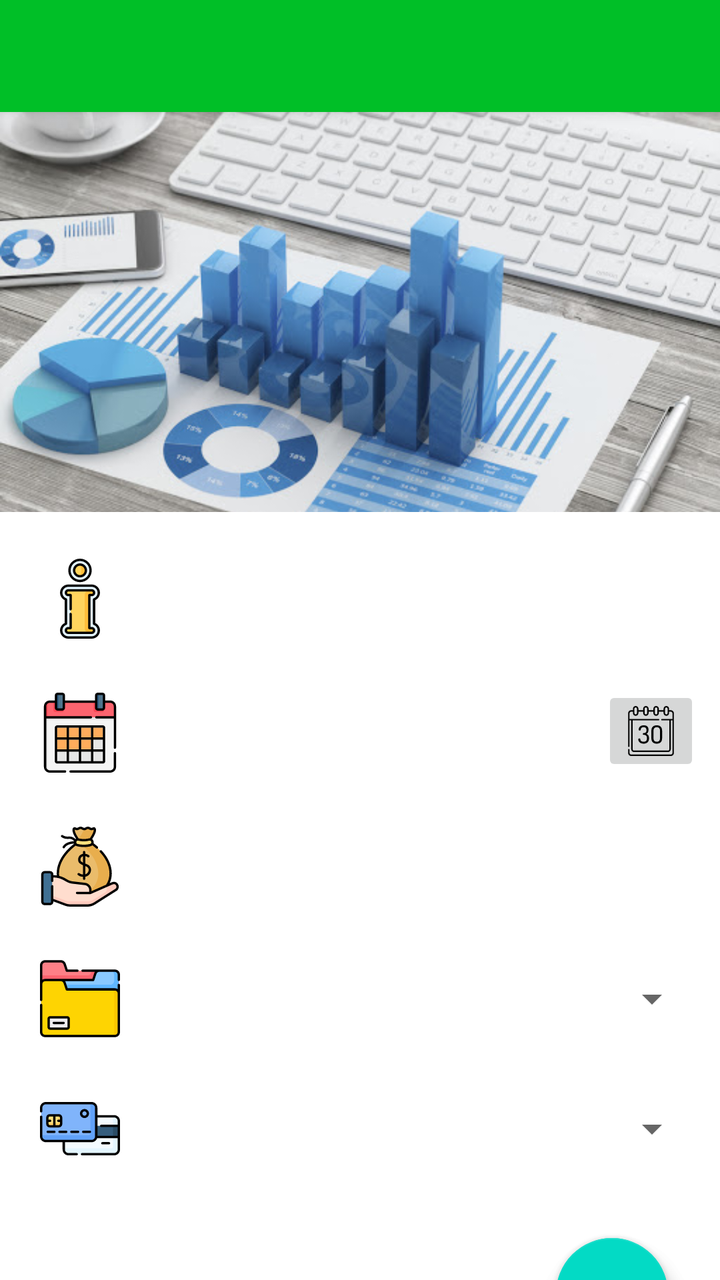
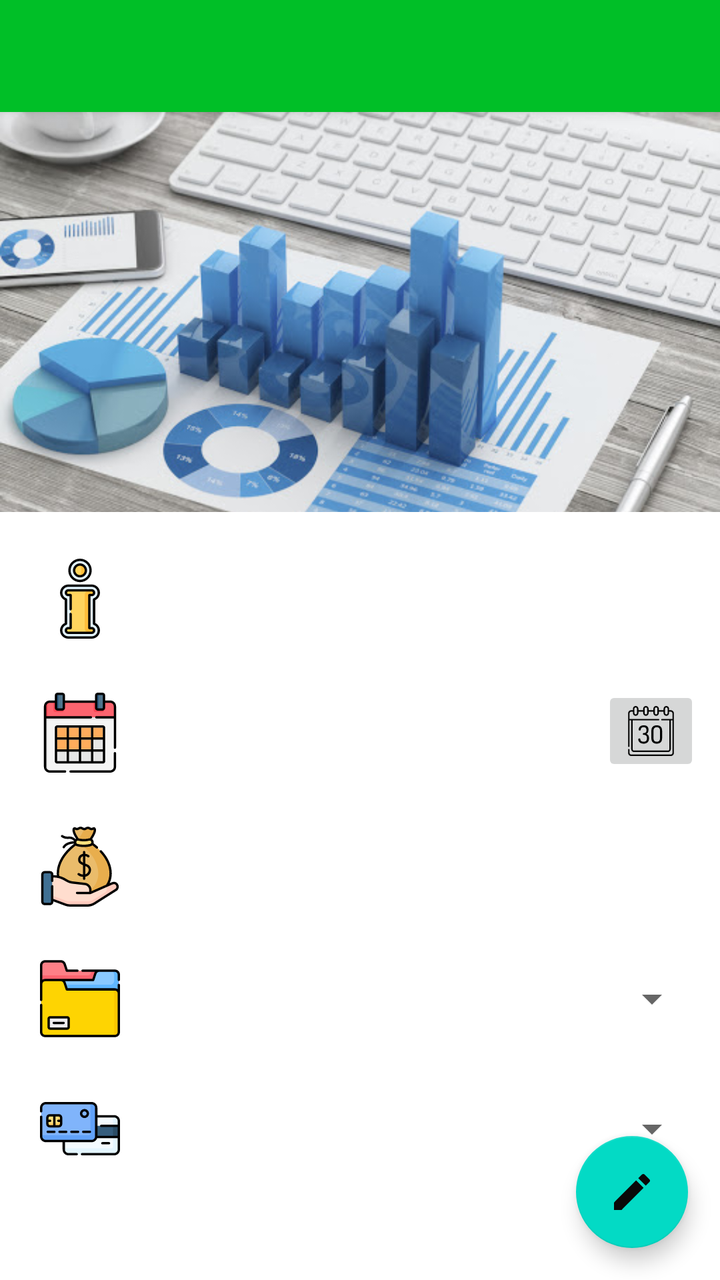

The first picture is an Android layout as it rendered before a commit; the second is the same layout after the commit. The layout source and the unified diff follow.
<!-- AndroidManifest.xml: activity theme AppTheme.NoActionBar -->
<!-- res/layout/activity_item_detail.xml -->
<?xml version="1.0" encoding="utf-8"?>
<androidx.coordinatorlayout.widget.CoordinatorLayout xmlns:android="http://schemas.android.com/apk/res/android"
    xmlns:app="http://schemas.android.com/apk/res-auto"
    xmlns:tools="http://schemas.android.com/tools"
    android:layout_width="match_parent"
    android:layout_height="match_parent"
    android:background="#FFF"
    android:fitsSystemWindows="true">

    <com.google.android.material.appbar.AppBarLayout
        android:layout_width="match_parent"
        android:layout_height="wrap_content"
        android:theme="@style/AppTheme.AppBarOverlay">

        <androidx.appcompat.widget.Toolbar
            android:id="@+id/toolbar"
            android:layout_width="match_parent"
            android:layout_height="?attr/actionBarSize"
            android:background="?attr/colorPrimary"
            app:popupTheme="@style/AppTheme.PopupOverlay" />

    </com.google.android.material.appbar.AppBarLayout>

    <androidx.core.widget.NestedScrollView
        android:layout_width="match_parent"
        android:layout_height="match_parent"
        app:layout_behavior="@string/appbar_scrolling_view_behavior">

        <LinearLayout
            android:layout_width="match_parent"
            android:layout_height="wrap_content"
            android:orientation="vertical">

            <ImageView
                android:id="@+id/detailHeader"
                android:layout_width="match_parent"
                android:layout_height="200dp"
                android:scaleType="centerCrop"
                app:srcCompat="@drawable/business" />

            <LinearLayout
                android:layout_width="match_parent"
                android:layout_height="wrap_content"
                android:layout_marginStart="10dp"
                android:layout_marginEnd="10dp"
                android:layout_marginTop="10dp"
                android:orientation="vertical">

                <LinearLayout
                    android:layout_width="match_parent"
                    android:layout_height="wrap_content"
                    android:layout_marginTop="10dp"
                    android:layout_marginBottom="10dp"
                    android:orientation="horizontal">

                    <ImageView
                        android:layout_width="40dp"
                        android:layout_height="40dp"
                        android:layout_gravity="center_vertical"
                        android:layout_marginStart="10dp"
                        android:layout_marginEnd="10dp"
                        app:srcCompat="@drawable/info_icon" />

                    <EditText
                        android:id="@+id/detailPurpose"
                        android:layout_width="match_parent"
                        android:layout_height="wrap_content"
                        android:layout_gravity="center_vertical"
                        android:background="@android:color/transparent"
                        android:fontFamily="@font/font"
                        android:padding="10dp"
                        android:textSize="20sp" />
                </LinearLayout>

                <LinearLayout
                    android:layout_width="match_parent"
                    android:layout_height="wrap_content"
                    android:layout_marginTop="10dp"
                    android:layout_marginBottom="10dp"
                    android:orientation="horizontal">

                    <ImageView
                        android:layout_width="40dp"
                        android:layout_height="40dp"
                        android:layout_gravity="center_vertical"
                        android:layout_marginStart="10dp"
                        android:layout_marginEnd="10dp"
                        app:srcCompat="@drawable/calendar_icon" />

                    <EditText
                        android:id="@+id/detailDate"
                        android:layout_width="0dp"
                        android:layout_height="wrap_content"
                        android:layout_weight="1"
                        android:layout_gravity="center_vertical"
                        android:background="@android:color/transparent"
                        android:fontFamily="@font/font"
                        android:inputType="date"
                        android:padding="10dp"
                        android:textSize="20sp" />

                    <ImageButton
                        android:id="@+id/calendarButton"
                        android:layout_width="wrap_content"
                        android:layout_height="wrap_content"
                        app:srcCompat="@drawable/ic_calendar_black" />
                </LinearLayout>

                <LinearLayout
                    android:layout_width="match_parent"
                    android:layout_height="wrap_content"
                    android:layout_marginTop="10dp"
                    android:layout_marginBottom="10dp"
                    android:orientation="horizontal">

                    <ImageView
                        android:layout_width="40dp"
                        android:layout_height="40dp"
                        android:layout_gravity="center_vertical"
                        android:layout_marginStart="10dp"
                        android:layout_marginEnd="10dp"
                        app:srcCompat="@drawable/logo_money" />

                    <EditText
                        android:id="@+id/detailAmount"
                        android:layout_width="match_parent"
                        android:layout_height="wrap_content"
                        android:layout_gravity="center_vertical"
                        android:background="@android:color/transparent"
                        android:fontFamily="@font/font"
                        android:inputType="numberDecimal"
                        android:padding="10dp"
                        android:textSize="20sp" />
                </LinearLayout>

                <LinearLayout
                    android:layout_width="match_parent"
                    android:layout_height="wrap_content"
                    android:layout_marginTop="10dp"
                    android:layout_marginBottom="10dp"
                    android:orientation="horizontal">

                    <ImageView
                        android:layout_width="40dp"
                        android:layout_height="40dp"
                        android:layout_gravity="center_vertical"
                        android:layout_marginStart="10dp"
                        android:layout_marginEnd="10dp"
                        app:srcCompat="@drawable/ic_category" />

                    <Spinner
                        android:id="@+id/detailCategory"
                        android:layout_width="match_parent"
                        android:layout_height="45dp"
                        android:layout_gravity="center_vertical"
                        android:spinnerMode="dropdown" />
                </LinearLayout>

                <LinearLayout
                    android:layout_width="match_parent"
                    android:layout_height="wrap_content"
                    android:layout_marginTop="10dp"
                    android:layout_marginBottom="10dp"
                    android:orientation="horizontal">

                    <ImageView
                        android:layout_width="40dp"
                        android:layout_height="40dp"
                        android:layout_gravity="center_vertical"
                        android:layout_marginStart="10dp"
                        android:layout_marginEnd="10dp"
                        app:srcCompat="@drawable/ic_payment" />

                    <Spinner
                        android:id="@+id/detailMethod"
                        android:layout_width="match_parent"
                        android:layout_height="45dp"
                        android:layout_gravity="center_vertical"
                        android:spinnerMode="dropdown" />
                </LinearLayout>

                <RelativeLayout
                    android:layout_width="match_parent"
                    android:layout_height="100dp">

                    <com.google.android.material.floatingactionbutton.FloatingActionButton
                        android:id="@+id/fab_edit"
                        android:layout_width="wrap_content"
                        android:layout_height="wrap_content"
                        android:layout_alignParentEnd="true"
                        android:layout_centerVertical="true"
                        android:layout_margin="16dp"
                        android:src="@drawable/ic_edit"
                        app:fabSize="normal" />

                    <com.google.android.material.floatingactionbutton.FloatingActionButton
                        android:id="@+id/fab_done"
                        android:layout_width="wrap_content"
                        android:layout_height="wrap_content"
                        android:layout_alignParentEnd="true"
                        android:layout_centerVertical="true"
                        android:layout_margin="16dp"
                        android:src="@drawable/done"
                        app:fabSize="normal" />
                </RelativeLayout>

            </LinearLayout>
        </LinearLayout>
    </androidx.core.widget.NestedScrollView>

</androidx.coordinatorlayout.widget.CoordinatorLayout>
<!-- resources referenced by this layout -->
<resources>
  <!-- drawable business: jpg bitmap (drawable-v24, 62963 bytes) -->
  <!-- drawable calendar_icon: vector/xml drawable (drawable, 7913 chars, omitted) -->
  <!-- drawable done (drawable) -->
  <vector xmlns:android="http://schemas.android.com/apk/res/android"
      android:width="24dp"
      android:height="24dp"
      android:viewportWidth="24"
      android:viewportHeight="24">
    <path
        android:fillColor="#FF000000"
        android:pathData="M9,16.2L4.8,12l-1.4,1.4L9,19 21,7l-1.4,-1.4L9,16.2z"/>
  </vector>
  <!-- drawable ic_calendar_black: vector/xml drawable (drawable, 4219 chars, omitted) -->
  <!-- drawable ic_category: vector/xml drawable (drawable, 4155 chars, omitted) -->
  <!-- drawable ic_edit (drawable) -->
  <vector android:height="24dp" android:tint="#090909"
      android:viewportHeight="24" android:viewportWidth="24"
      android:width="24dp" xmlns:android="http://schemas.android.com/apk/res/android">
      <path android:fillColor="@android:color/white" android:pathData="M3,17.25V21h3.75L17.81,9.94l-3.75,-3.75L3,17.25zM20.71,7.04c0.39,-0.39 0.39,-1.02 0,-1.41l-2.34,-2.34c-0.39,-0.39 -1.02,-0.39 -1.41,0l-1.83,1.83 3.75,3.75 1.83,-1.83z"/>
  </vector>
  <!-- drawable ic_payment: vector/xml drawable (drawable, 5264 chars, omitted) -->
  <!-- drawable info_icon: vector/xml drawable (drawable, 3640 chars, omitted) -->
  <!-- drawable logo_money: vector/xml drawable (drawable, 8440 chars, omitted) -->
  <style name="AppTheme.AppBarOverlay" parent="ThemeOverlay.AppCompat.Dark.ActionBar" />
  <style name="AppTheme.PopupOverlay" parent="ThemeOverlay.AppCompat.Light" />
  <style name="AppTheme.NoActionBar">
          <item name="windowActionBar">false</item>
          <item name="windowNoTitle">true</item>
      </style>
</resources>

<!-- the commit's change to res/layout/activity_item_detail.xml (unified diff, before → after) -->
@@ -44,7 +44,8 @@
                 android:layout_marginStart="10dp"
                 android:layout_marginEnd="10dp"
                 android:layout_marginTop="10dp"
-                android:orientation="vertical">
+                android:orientation="vertical"
+                android:paddingBottom="80dp">
 
                 <LinearLayout
                     android:layout_width="match_parent"
@@ -179,33 +180,17 @@
                         android:spinnerMode="dropdown" />
                 </LinearLayout>
 
-                <RelativeLayout
-                    android:layout_width="match_parent"
-                    android:layout_height="100dp">
-
-                    <com.google.android.material.floatingactionbutton.FloatingActionButton
-                        android:id="@+id/fab_edit"
-                        android:layout_width="wrap_content"
-                        android:layout_height="wrap_content"
-                        android:layout_alignParentEnd="true"
-                        android:layout_centerVertical="true"
-                        android:layout_margin="16dp"
-                        android:src="@drawable/ic_edit"
-                        app:fabSize="normal" />
-
-                    <com.google.android.material.floatingactionbutton.FloatingActionButton
-                        android:id="@+id/fab_done"
-                        android:layout_width="wrap_content"
-                        android:layout_height="wrap_content"
-                        android:layout_alignParentEnd="true"
-                        android:layout_centerVertical="true"
-                        android:layout_margin="16dp"
-                        android:src="@drawable/done"
-                        app:fabSize="normal" />
-                </RelativeLayout>
-
             </LinearLayout>
         </LinearLayout>
     </androidx.core.widget.NestedScrollView>
 
+    <com.google.android.material.floatingactionbutton.FloatingActionButton
+        android:id="@+id/fab_main"
+        android:layout_width="wrap_content"
+        android:layout_height="wrap_content"
+        android:layout_gravity="bottom|end"
+        android:layout_margin="16dp"
+        android:src="@drawable/ic_edit"
+        app:fabSize="normal" />
+
 </androidx.coordinatorlayout.widget.CoordinatorLayout>
<!-- resource entries referenced after the edit -->
@@ -2,16 +2,6 @@
 <resources>
   <!-- drawable business: jpg bitmap (drawable-v24, 62963 bytes) -->
   <!-- drawable calendar_icon: vector/xml drawable (drawable, 7913 chars, omitted) -->
-  <!-- drawable done (drawable) -->
-  <vector xmlns:android="http://schemas.android.com/apk/res/android"
-      android:width="24dp"
-      android:height="24dp"
-      android:viewportWidth="24"
-      android:viewportHeight="24">
-    <path
-        android:fillColor="#FF000000"
-        android:pathData="M9,16.2L4.8,12l-1.4,1.4L9,19 21,7l-1.4,-1.4L9,16.2z"/>
-  </vector>
   <!-- drawable ic_calendar_black: vector/xml drawable (drawable, 4219 chars, omitted) -->
   <!-- drawable ic_category: vector/xml drawable (drawable, 4155 chars, omitted) -->
   <!-- drawable ic_edit (drawable) -->
